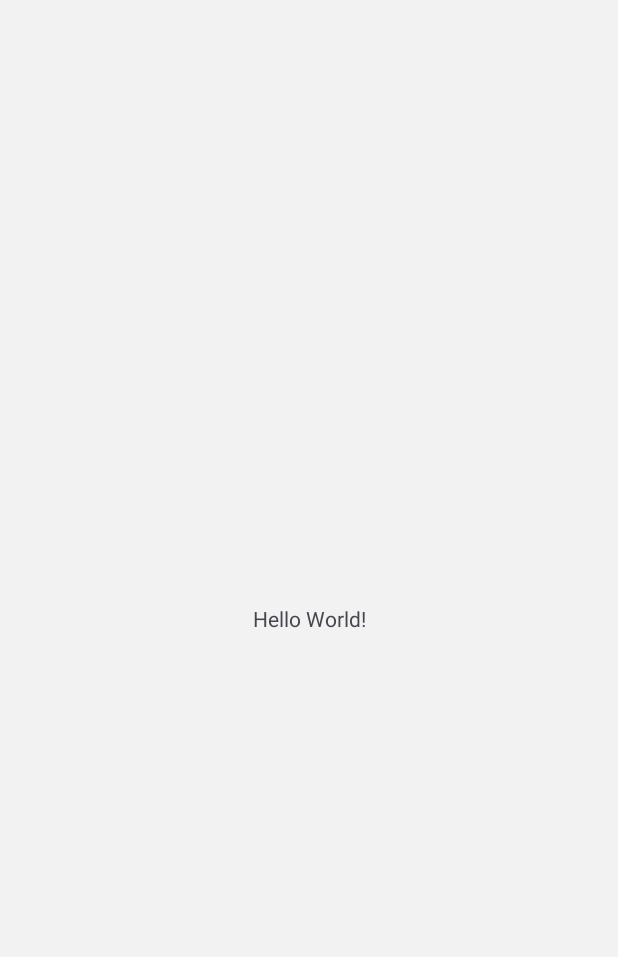
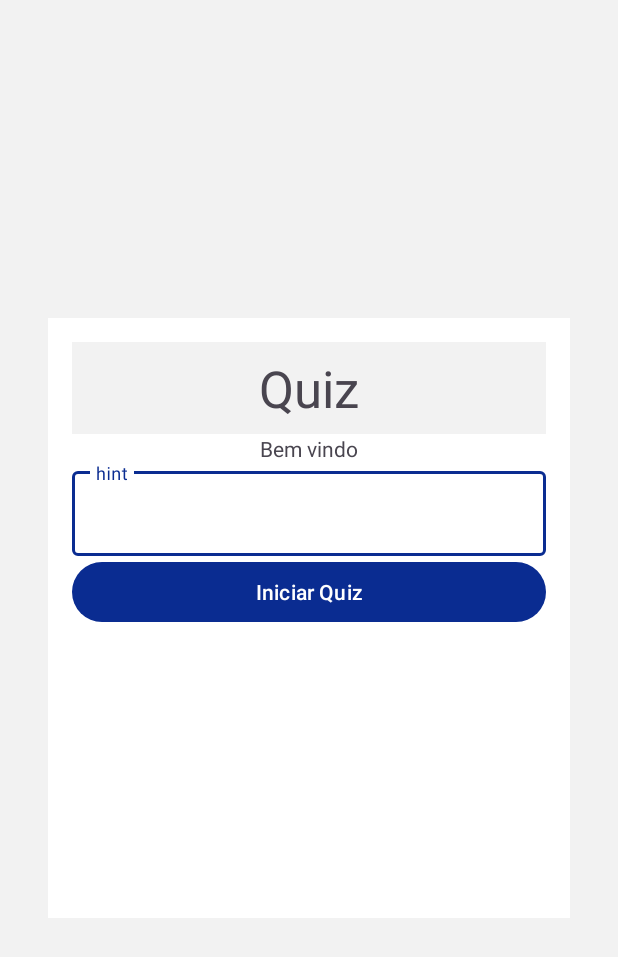
Before and after one commit to alxmart/Quiz-App, an Android app: the screen it shows after launch (MainActivity), on a phone screen of 412 x 824 dp. Before the commit the part shown is almost empty. Shown: the top 957 px of the screen. Run offline under Robolectric (Android 15) with nearby library versions, the phone set to English and light mode, and no system bars.

Commit message:
Creating layout for activity_main.xml

```diff
--- a/app/src/main/res/layout/activity_main.xml
+++ b/app/src/main/res/layout/activity_main.xml
@@ -6,13 +6,53 @@
     android:layout_height="match_parent"
     tools:context=".MainActivity">
 
-    <TextView
-        android:layout_width="wrap_content"
-        android:layout_height="wrap_content"
-        android:text="Hello World!"
+    <LinearLayout
+        android:layout_width="0dp"
+        android:layout_height="400dp"
+        android:layout_marginStart="32dp"
+        android:layout_marginEnd="32dp"
+        android:background="@color/branco"
+        android:orientation="vertical"
+        android:padding="16dp"
         app:layout_constraintBottom_toBottomOf="parent"
         app:layout_constraintEnd_toEndOf="parent"
+        app:layout_constraintHorizontal_bias="0.5"
         app:layout_constraintStart_toStartOf="parent"
-        app:layout_constraintTop_toTopOf="parent" />
+        app:layout_constraintTop_toTopOf="parent"
+        app:layout_constraintVertical_bias="0.5">
 
+        <TextView
+            android:id="@+id/textView"
+            android:layout_width="match_parent"
+            android:layout_height="wrap_content"
+            android:background="@color/fundo"
+            android:padding="8dp"
+            android:text="Quiz"
+            android:textAlignment="center"
+            android:textSize="34sp" />
+
+        <TextView
+            android:id="@+id/textView2"
+            android:layout_width="match_parent"
+            android:layout_height="wrap_content"
+            android:text="Bem vindo"
+            android:textAlignment="center" />
+
+        <com.google.android.material.textfield.TextInputLayout
+            android:layout_width="match_parent"
+            android:layout_height="wrap_content">
+
+            <com.google.android.material.textfield.TextInputEditText
+                android:layout_width="match_parent"
+                android:layout_height="wrap_content"
+                android:hint="hint" />
+
+        </com.google.android.material.textfield.TextInputLayout>
+
+        <Button
+            android:id="@+id/button"
+            android:layout_width="match_parent"
+            android:layout_height="wrap_content"
+            android:text="Iniciar Quiz" />
+    </LinearLayout>
 </androidx.constraintlayout.widget.ConstraintLayout>
--- a/app/src/main/res/values/colors.xml
+++ b/app/src/main/res/values/colors.xml
@@ -1,7 +1,7 @@
 <?xml version="1.0" encoding="utf-8"?>
 <resources>
-    <color name="black">#FF000000</color>
-    <color name="white">#FFFFFFFF</color>
+    <color name="preto">#FF000000</color>
+    <color name="branco">#FFFFFFFF</color>
 
     <color name="primaria">#0A2C91</color>
     <color name="fundo">#F2F2F2</color>
```
